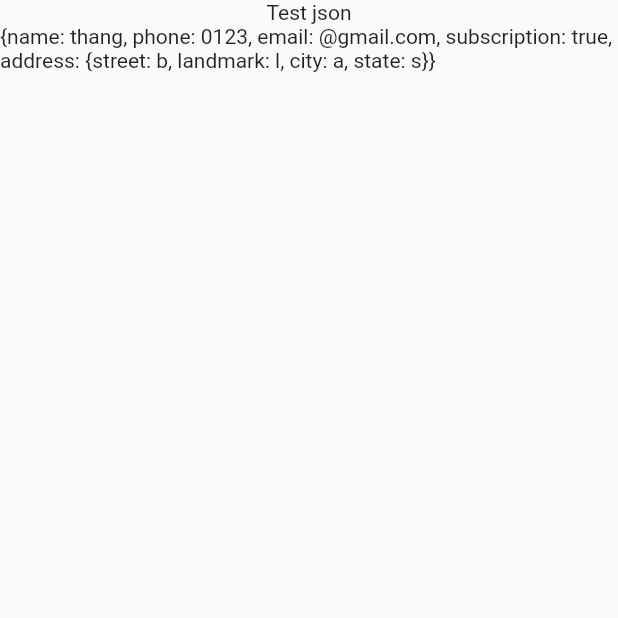
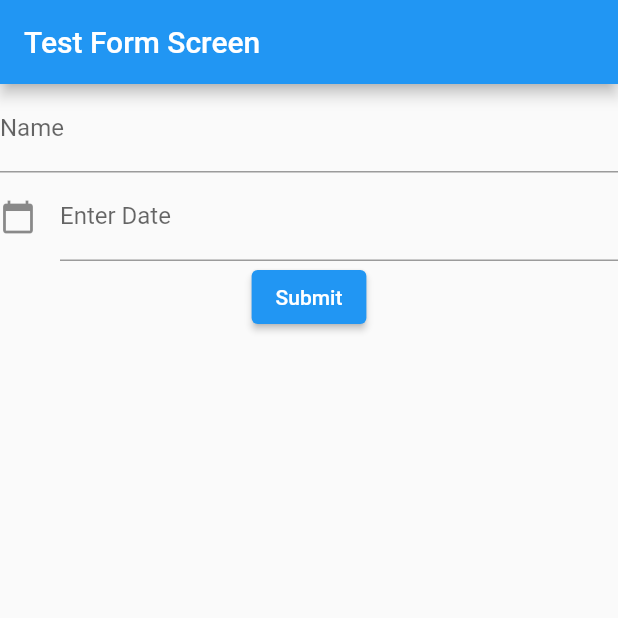
Before and after one commit to HoangNgocThang/DemoFlutter, a Flutter app: the screen it shows after launch, on a phone screen of 412 x 824 dp, the top half of it. Run offline on Flutter 3.47's test engine with Material 2 defaults, Android fonts, the phone set to English and light mode, and no system bars; our stand-ins replace flutter_redux, redux.

Commit message:
Test show date time in form

```diff
--- a/lib/main.dart
+++ b/lib/main.dart
@@ -3,6 +3,7 @@ import 'package:flutter_redux/flutter_redux.dart';
 import 'package:my_app/provider/config_server_provider.dart';
 import 'package:my_app/sceens/home-screen.dart';
 import 'package:my_app/sceens/login-screen.dart';
+import 'package:my_app/sceens/test-form-screen.dart';
 import 'package:my_app/sceens/test-provider-screen.dart';
 import 'package:my_app/sceens/test-redux-screen.dart';
 import 'package:my_app/sceens/test-screen.dart';
@@ -63,13 +64,14 @@ class MyApp extends StatelessWidget {
             '/test-provider': (context) => TestProviderScreen(),
             '/test-redux': (context) => TestReduxScreen(),
             '/test-call-api': (context) => TestCallApiScreen(),
-            '/test-json':(context) => TestSerialozationJsonScreen()
+            '/test-json':(context) => TestSerialozationJsonScreen(),
+            '/test-form': (context) => TestFormScreen()
           },
           // initialRoute: '/test-redux',
           // initialRoute: '/home',
           // initialRoute: '/test-provider',
           // initialRoute: '/test-call-api',
-          initialRoute: '/test-json',
+          initialRoute: '/test-form',
           debugShowCheckedModeBanner: false,
           //  darkTheme: ThemeData.dark(),
           // useInheritedMediaQuery: true,
--- /dev/null
+++ b/lib/sceens/test-form-screen.dart
@@ -0,0 +1,96 @@
+import 'package:flutter/material.dart';
+import 'package:intl/intl.dart';
+
+class TestFormScreen extends StatefulWidget {
+  const TestFormScreen({super.key});
+
+  @override
+  State<TestFormScreen> createState() => _TestFormScreenState();
+}
+
+class _TestFormScreenState extends State<TestFormScreen> {
+  final _formKey = GlobalKey<FormState>();
+  TextEditingController dateInput = TextEditingController();
+
+  @override
+  Widget build(BuildContext context) {
+    return Scaffold(
+      appBar: AppBar(title: Text('Test Form Screen')),
+      body: SafeArea(
+          child: Expanded(
+        flex: 1,
+        child: Column(children: [
+          Form(
+            key: _formKey,
+            child: Column(
+              children: [
+                TextFormField(
+                  decoration: InputDecoration(labelText: 'Name'),
+                  // The validator receives the text that the user has entered.
+                  validator: (value) {
+                    if (value == null || value.isEmpty) {
+                      return 'Please enter some text';
+                    }
+                    return null;
+                  },
+                ),
+                TextFormField(
+                  controller: dateInput,
+                  decoration: InputDecoration(
+                      icon: Icon(Icons.calendar_today), //icon of text field
+                      labelText: "Enter Date" //label text of field
+                      ),
+                  readOnly: true,
+                    validator: (value) {
+                    if (value == null || value.isEmpty) {
+                      return 'Please enter some date';
+                    }
+                    return null;
+                  },
+                  onTap: () async {
+                    DateTime? pickedDate = await showDatePicker(
+                        context: context,
+                        initialDate: DateTime.now(),
+                        firstDate: DateTime(1950),
+                        //DateTime.now() - not to allow to choose before today.
+                        lastDate: DateTime(2100));
+
+                    if (pickedDate != null) {
+                      print(
+                          pickedDate); //pickedDate output format => 2021-03-10 00:00:00.000
+                      String formattedDate =
+                          DateFormat('yyyy-MM-dd').format(pickedDate);
+                      print(
+                          formattedDate); //formatted date output using intl package =>  2021-03-16
+                      setState(() {
+                        dateInput.text =
+                            formattedDate; //set output date to TextField value.
+                      });
+                      // setState(() {
+                      //   dateInput.text = pickedDate.toString();
+                      // });
+                    }
+                  },
+                ),
+                ElevatedButton(
+                  onPressed: () {
+                    print(_formKey.currentState!.validate());
+                    // Validate returns true if the form is valid, or false otherwise.
+                    if (_formKey.currentState!.validate()) {
+                      // If the form is valid, display a snackbar. In the real world,
+                      // you'd often call a server or save the information in a database.
+                      ScaffoldMessenger.of(context).showSnackBar(
+                        const SnackBar(content: Text('Processing Data')),
+                      );
+                    }
+                  },
+                  child: const Text('Submit'),
+                ),
+              ],
+            ),
+          )
+        ]),
+      )),
+    );
+  }
+}
--- a/pubspec.yaml
+++ b/pubspec.yaml
@@ -38,6 +38,7 @@ dependencies:
   provider: ^6.0.5
   flutter_redux: ^0.10.0
   http: ^0.13.5
+  intl: ^0.18.0
   # device_preview: ^1.1.0
 
 dev_dependencies:
```
Also changed, not shown: pubspec.lock.
